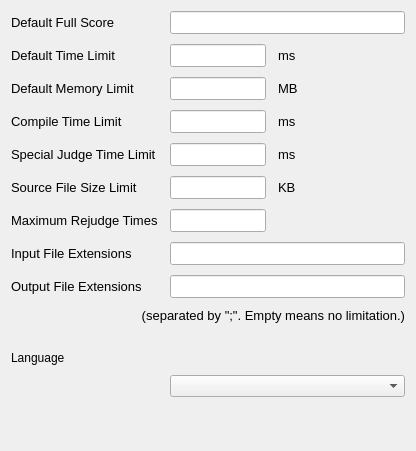
Project-LemonLime/Project_LemonLime, file src/forms/generalsettings.ui: the form before one commit.
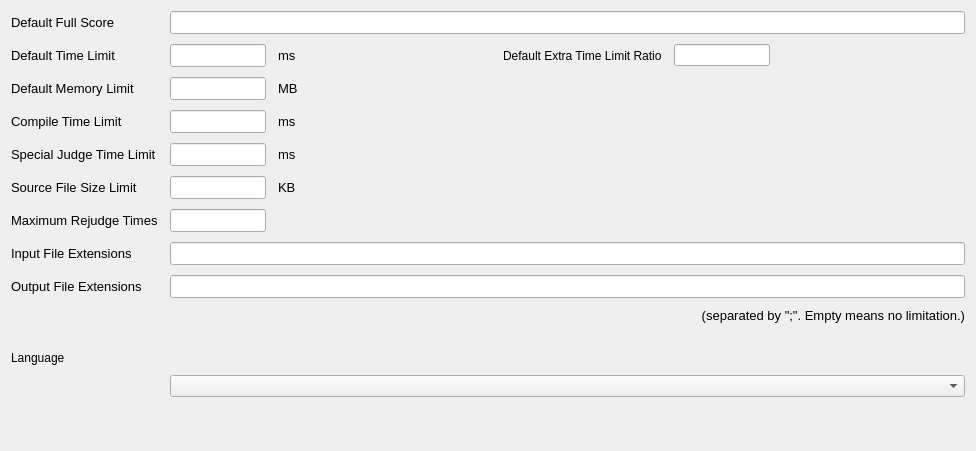
The form after the commit.

```diff
--- a/src/forms/generalsettings.ui
+++ b/src/forms/generalsettings.ui
@@ -6,7 +6,7 @@
    <rect>
     <x>0</x>
     <y>0</y>
-    <width>416</width>
+    <width>976</width>
     <height>451</height>
    </rect>
   </property>
@@ -227,6 +227,48 @@
        </property>
       </spacer>
      </item>
+     <item>
+      <widget class="QLabel" name="label_15">
+       <property name="text">
+        <string>Default Extra Time Limit Ratio</string>
+       </property>
+      </widget>
+     </item>
+     <item>
+      <widget class="QLineEdit" name="defaultExtraTimeRatio">
+       <property name="sizePolicy">
+        <sizepolicy hsizetype="Fixed" vsizetype="Fixed">
+         <horstretch>0</horstretch>
+         <verstretch>0</verstretch>
+        </sizepolicy>
+       </property>
+       <property name="minimumSize">
+        <size>
+         <width>96</width>
+         <height>0</height>
+        </size>
+       </property>
+       <property name="maximumSize">
+        <size>
+         <width>96</width>
+         <height>16777215</height>
+        </size>
+       </property>
+      </widget>
+     </item>
+     <item>
+      <spacer name="horizontalSpacer">
+       <property name="orientation">
+        <enum>Qt::Horizontal</enum>
+       </property>
+       <property name="sizeHint" stdset="0">
+        <size>
+         <width>40</width>
+         <height>20</height>
+        </size>
+       </property>
+      </spacer>
+     </item>
     </layout>
    </item>
    <item row="4" column="0">
```
